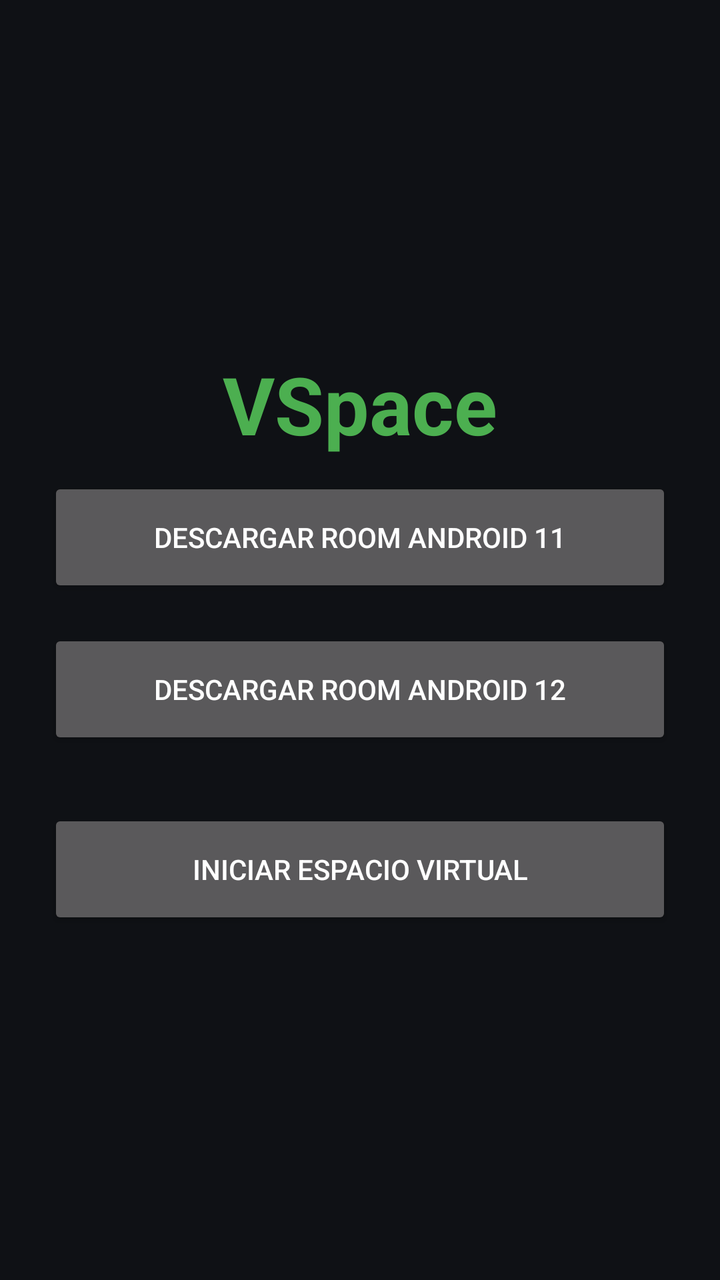
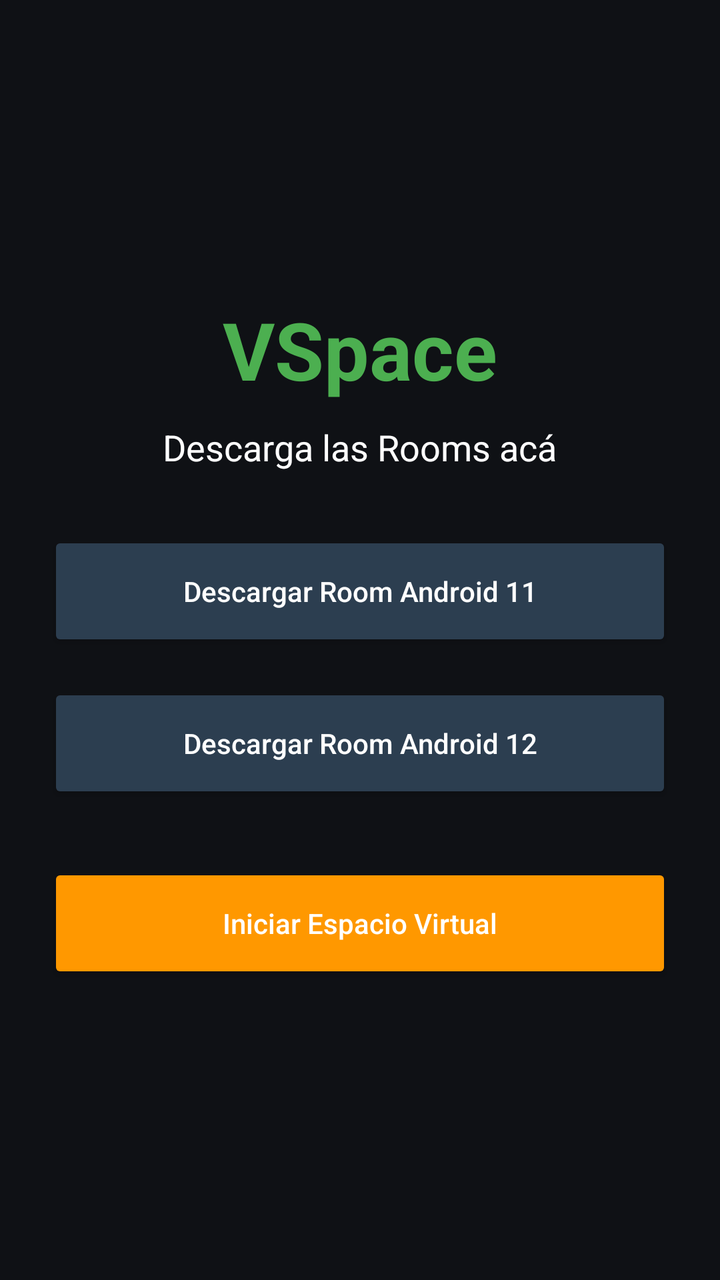

Two renders of the same Android screen: before a commit and after it. Below are the layout's source before the change and the commit's diff.
<!-- AndroidManifest.xml: application theme Theme.AppCompat.NoActionBar -->
<!-- res/layout/activity_main.xml -->
<?xml version="1.0" encoding="utf-8"?>
<LinearLayout xmlns:android="http://schemas.android.com/apk/res/android"
    android:layout_width="match_parent" android:layout_height="match_parent"
    android:orientation="vertical" android:gravity="center" android:padding="24dp" android:background="#0F1115">
    <TextView android:layout_width="wrap_content" android:layout_height="wrap_content" android:text="VSpace" android:textColor="#4CAF50" android:textSize="40sp" android:textStyle="bold" android:layout_marginBottom="10dp"/>
    <Button android:id="@+id/btn_descargar_room11" android:layout_width="match_parent" android:layout_height="60dp" android:text="Descargar Room Android 11" android:layout_marginBottom="16dp"/>
    <Button android:id="@+id/btn_descargar_room12" android:layout_width="match_parent" android:layout_height="60dp" android:text="Descargar Room Android 12" android:layout_marginBottom="30dp"/>
    <Button android:id="@+id/btn_iniciar_virtual" android:layout_width="match_parent" android:layout_height="60dp" android:text="Iniciar Espacio Virtual"/>
</LinearLayout>
<!-- resources referenced by this layout -->
<resources>

</resources>

<!-- the commit's change to res/layout/activity_main.xml (unified diff, before → after) -->
@@ -1,9 +1,55 @@
 <?xml version="1.0" encoding="utf-8"?>
 <LinearLayout xmlns:android="http://schemas.android.com/apk/res/android"
-    android:layout_width="match_parent" android:layout_height="match_parent"
-    android:orientation="vertical" android:gravity="center" android:padding="24dp" android:background="#0F1115">
-    <TextView android:layout_width="wrap_content" android:layout_height="wrap_content" android:text="VSpace" android:textColor="#4CAF50" android:textSize="40sp" android:textStyle="bold" android:layout_marginBottom="10dp"/>
-    <Button android:id="@+id/btn_descargar_room11" android:layout_width="match_parent" android:layout_height="60dp" android:text="Descargar Room Android 11" android:layout_marginBottom="16dp"/>
-    <Button android:id="@+id/btn_descargar_room12" android:layout_width="match_parent" android:layout_height="60dp" android:text="Descargar Room Android 12" android:layout_marginBottom="30dp"/>
-    <Button android:id="@+id/btn_iniciar_virtual" android:layout_width="match_parent" android:layout_height="60dp" android:text="Iniciar Espacio Virtual"/>
+    android:layout_width="match_parent" 
+    android:layout_height="match_parent"
+    android:orientation="vertical" 
+    android:gravity="center" 
+    android:padding="24dp" 
+    android:background="#0F1115">
+
+    <TextView 
+        android:layout_width="wrap_content" 
+        android:layout_height="wrap_content" 
+        android:text="VSpace" 
+        android:textColor="#4CAF50" 
+        android:textSize="40sp" 
+        android:textStyle="bold" 
+        android:layout_marginBottom="10dp"/>
+
+    <TextView 
+        android:layout_width="wrap_content" 
+        android:layout_height="wrap_content" 
+        android:text="Descarga las Rooms acá" 
+        android:textColor="#FFFFFF" 
+        android:textSize="18sp" 
+        android:layout_marginBottom="30dp"/>
+
+    <Button 
+        android:id="@+id/btn_descargar_room11" 
+        android:layout_width="match_parent" 
+        android:layout_height="60dp" 
+        android:text="Descargar Room Android 11" 
+        android:textAllCaps="false"
+        android:backgroundTint="#2C3E50"
+        android:textColor="#FFFFFF"
+        android:layout_marginBottom="16dp"/>
+
+    <Button 
+        android:id="@+id/btn_descargar_room12" 
+        android:layout_width="match_parent" 
+        android:layout_height="60dp" 
+        android:text="Descargar Room Android 12" 
+        android:textAllCaps="false"
+        android:backgroundTint="#2C3E50"
+        android:textColor="#FFFFFF"
+        android:layout_marginBottom="30dp"/>
+
+    <Button 
+        android:id="@+id/btn_iniciar_virtual" 
+        android:layout_width="match_parent" 
+        android:layout_height="60dp" 
+        android:text="Iniciar Espacio Virtual" 
+        android:textAllCaps="false"
+        android:backgroundTint="#FF9800"
+        android:textColor="#FFFFFF"/>
 </LinearLayout>
